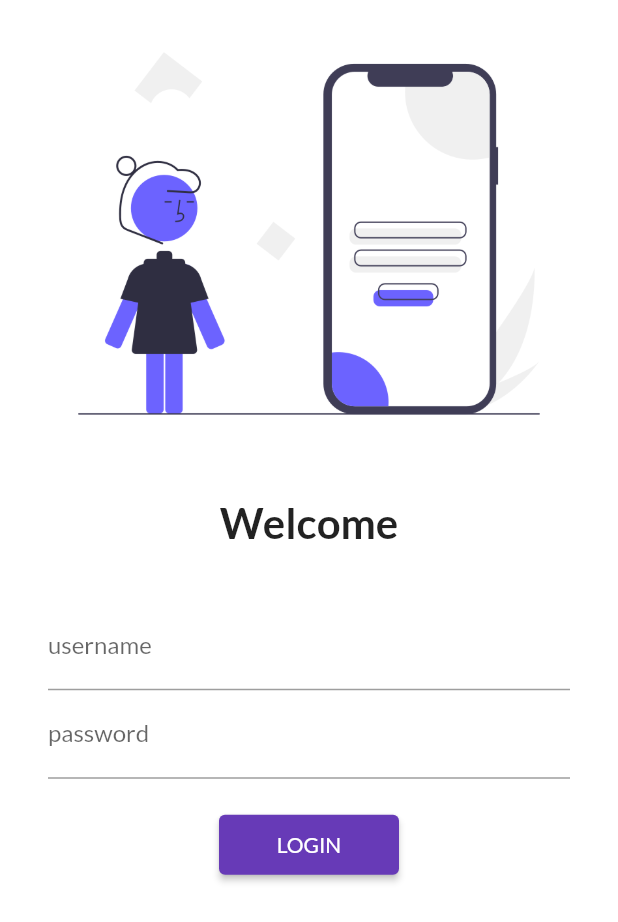
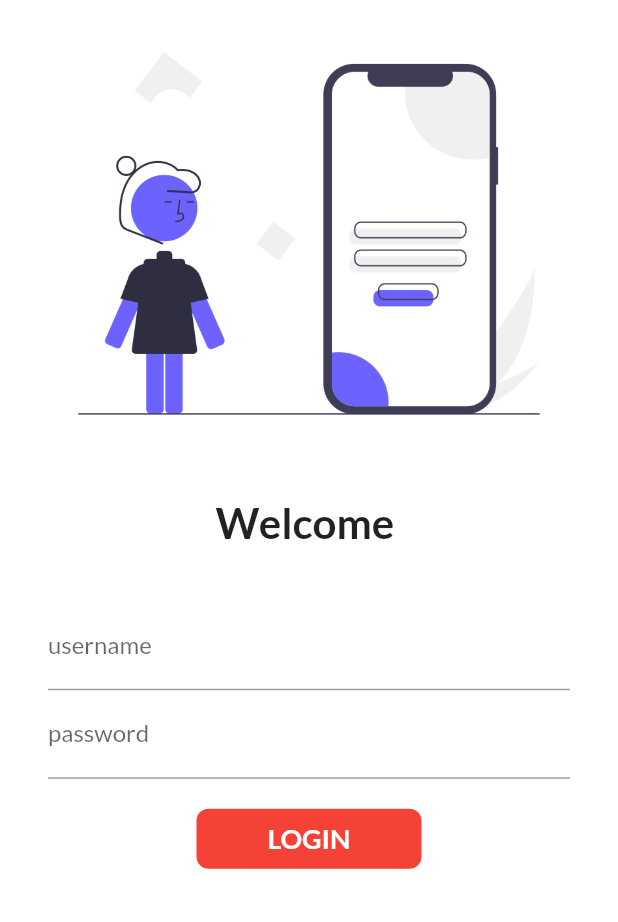
Before and after one commit to SayMyName302/CatalogApp, a Flutter app: the screen it shows after launch, on a phone screen of 412 x 824 dp. Shown: the top 922 px of the screen. Run offline on Flutter 3.47's test engine with Material 2 defaults, Android fonts, the phone set to English and light mode, and no system bars; our stand-ins replace google_fonts.

Commit message:
day5completed

```diff
--- a/lib/Pages/LoginPage.dart
+++ b/lib/Pages/LoginPage.dart
@@ -1,7 +1,15 @@
 import "package:flutter/material.dart";
 import 'package:flutter_application_1/utils/routes.dart';
 
-class LoginPage extends StatelessWidget {
+class LoginPage extends StatefulWidget {
+  @override
+  State<LoginPage> createState() => _LoginPageState();
+}
+
+class _LoginPageState extends State<LoginPage> {
+  String name = "";
+  bool changedButton = false;
+
   @override
   Widget build(BuildContext context) {
     return Material(
@@ -16,7 +24,7 @@ class LoginPage extends StatelessWidget {
               SizedBox(
                 height: 20.0,
               ),
-              Text("Welcome",
+              Text("Welcome $name",
                   style: TextStyle(
                     fontSize: 28,
                     fontWeight: FontWeight.bold,
@@ -32,6 +40,10 @@ class LoginPage extends StatelessWidget {
                     TextFormField(
                       decoration: InputDecoration(
                           hintText: "Enter Username", labelText: "username"),
+                      onChanged: (value) {
+                        name = value;
+                        setState(() {});
+                      },
                     ),
                     TextFormField(
                       obscureText: true,
@@ -41,6 +53,38 @@ class LoginPage extends StatelessWidget {
                     SizedBox(
                       height: 20.0,
                     ),
+                    InkWell(
+                        onTap: () async {
+                          setState(() {
+                            changedButton = true;
+                          });
+
+                          await Future.delayed(Duration(seconds: 1));
+                          Navigator.pushNamed(context, MyRoutes.HomeRoute);
+                        },
+                        child: AnimatedContainer(
+                          duration: Duration(seconds: 1),
+                          width: changedButton ? 50 : 150,
+                          height: 40,
+                          alignment: Alignment.center,
+                          child: changedButton
+                              ? Icon(
+                                  Icons.done,
+                                  color: Colors.white,
+                                )
+                              : Text("LOGIN",
+                                  style: TextStyle(
+                                      color: Colors.white,
+                                      fontWeight: FontWeight.bold,
+                                      fontSize: 18)),
+                          decoration: BoxDecoration(
+                            color: Colors.red,
+                            //  shape: changedButton?BoxShape.circle:BoxShape.rectangle,
+                            borderRadius:
+                                BorderRadius.circular(changedButton ? 50 : 8),
+                          ),
+                        )),
+                    /*
                     ElevatedButton(
                         onPressed: () {
                           Navigator.pushNamed(context, MyRoutes.HomeRoute);
@@ -48,6 +92,7 @@ class LoginPage extends StatelessWidget {
                         child: Text("LOGIN"),
                         style:
                             TextButton.styleFrom(minimumSize: Size(120, 40))),
+                            */
                   ],
                 ),
               )
--- a/lib/main.dart
+++ b/lib/main.dart
@@ -19,7 +19,7 @@ class myApp extends StatelessWidget {
     return MaterialApp(
       themeMode: ThemeMode.light,
       theme: ThemeData(
-        primarySwatch: Colors.deepPurple,
+        primarySwatch: Colors.red,
         fontFamily: GoogleFonts.lato().fontFamily,
       ),
 
```
